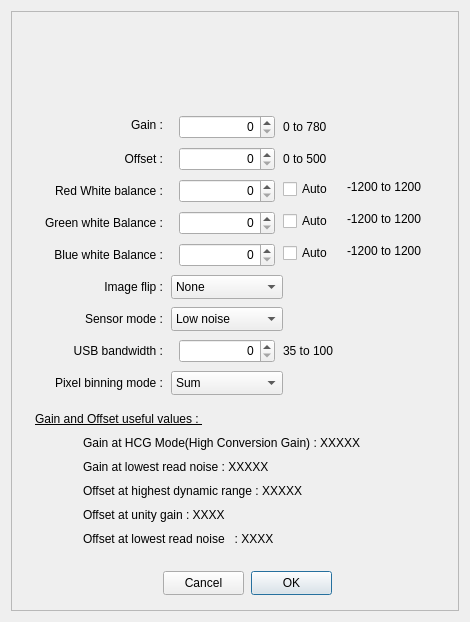
Before: the Qt Designer form PlayerOneCamera.ui in rpineau/PlayerOne, drawn with Qt 5.
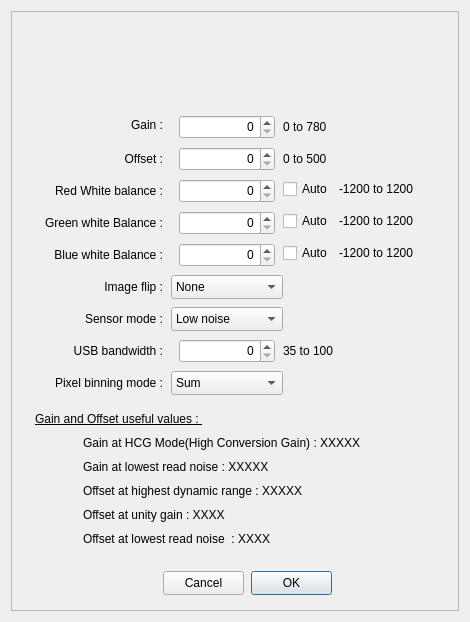
After: the same form once the commit is applied. Icons and pictures are not drawn. Custom widgets are drawn as their Qt base class.

Commit message: Added more code for the settings dialog. Tested read values and setting the controls.

The edit to the form file:
```diff
--- a/PlayerOneCamera.ui
+++ b/PlayerOneCamera.ui
@@ -496,7 +496,7 @@
        </rect>
       </property>
       <property name="text">
-       <string>Offset at lowest read noise   : XXXX</string>
+       <string>Offset at lowest read noise  : XXXX</string>
       </property>
      </widget>
      <widget class="QLabel" name="HCG_value">
@@ -515,10 +515,10 @@
      <widget class="QLabel" name="RwbRange">
       <property name="geometry">
        <rect>
-        <x>336</x>
+        <x>328</x>
         <y>168</y>
         <width>112</width>
-        <height>16</height>
+        <height>20</height>
        </rect>
       </property>
       <property name="text">
@@ -528,10 +528,10 @@
      <widget class="QLabel" name="GwbRange">
       <property name="geometry">
        <rect>
-        <x>336</x>
+        <x>328</x>
         <y>200</y>
         <width>112</width>
-        <height>16</height>
+        <height>20</height>
        </rect>
       </property>
       <property name="text">
@@ -541,10 +541,10 @@
      <widget class="QLabel" name="BwbRange">
       <property name="geometry">
        <rect>
-        <x>336</x>
+        <x>328</x>
         <y>232</y>
         <width>112</width>
-        <height>16</height>
+        <height>20</height>
        </rect>
       </property>
       <property name="text">
```
Left out of the diff: 4 changed lines with no effect on the pictures. The commit also changes 4 other files.
